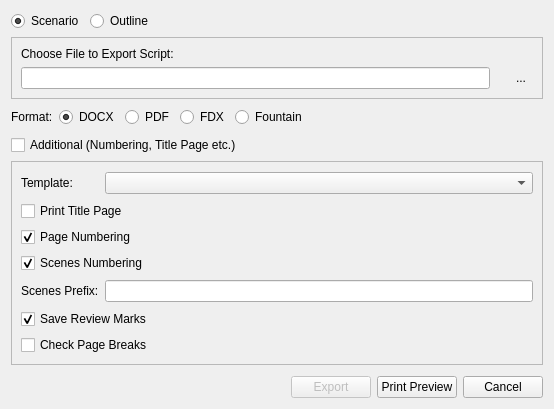
First picture: the form in src/bin/scenarist-desktop/UserInterfaceLayer/Export/ExportDialog.ui, repository dimkanovikov/KITScenarist, before the edit.
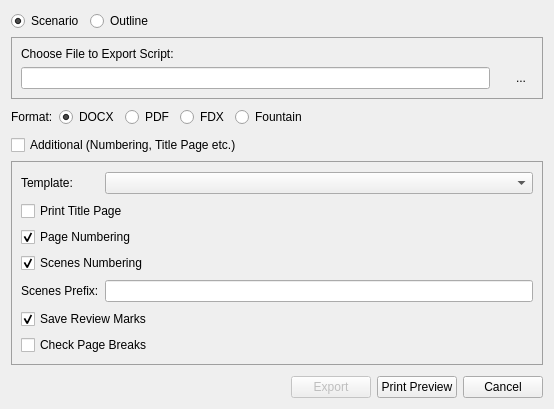
Second picture: the form after the edit. Icons and pictures are not drawn. Custom widgets are drawn as their Qt base class.

```diff
--- a/src/bin/scenarist-desktop/UserInterfaceLayer/Export/ExportDialog.ui
+++ b/src/bin/scenarist-desktop/UserInterfaceLayer/Export/ExportDialog.ui
@@ -26,7 +26,10 @@
    <string>Export Scenario</string>
   </property>
   <property name="styleSheet">
-   <string notr="true"/>
+   <string notr="true">#filePanel, #additionalSettings {
+margin-top: 0ex;
+border: 1px solid palette(dark);
+}</string>
   </property>
   <layout class="QGridLayout" name="gridLayout">
    <item row="5" column="0" colspan="2">
```
Left out of the diff: 326 changed lines with no effect on the pictures.
